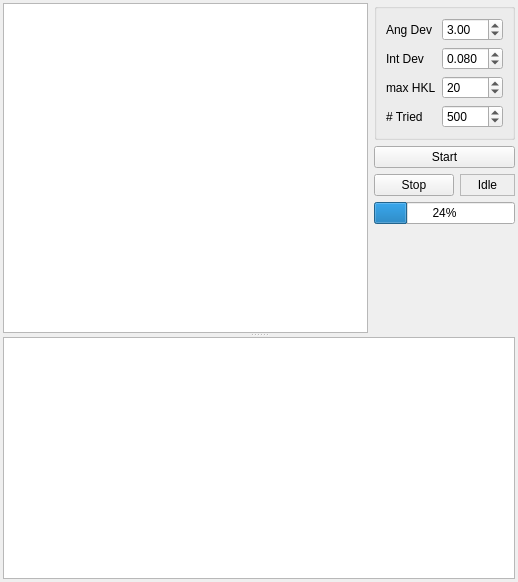
First picture: the form in ui/Indexing.ui, repository jonasstein/clip, before the edit.
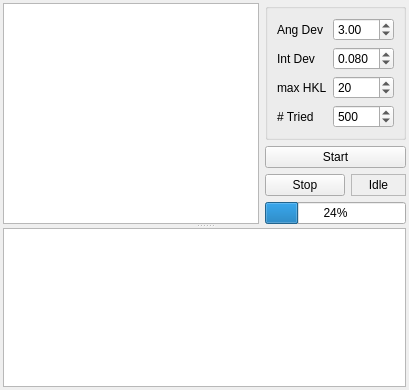
Second picture: the form after the edit. Icons and pictures are not drawn.

Commit message: Start Indexing Changed CrystalDisplay to QMainWindow (QToolBar) Updated DragStart to QAction

```diff
--- a/ui/Indexing.ui
+++ b/ui/Indexing.ui
@@ -1,12 +1,12 @@
 <ui version="4.0" >
  <class>Indexing</class>
- <widget class="QWidget" name="Indexing" >
-  <property name="geometry" >
+ <widget class="QWidget" name="Indexing">
+  <property name="geometry">
    <rect>
     <x>0</x>
     <y>0</y>
-    <width>518</width>
-    <height>582</height>
+    <width>394</width>
+    <height>390</height>
    </rect>
   </property>
   <property name="windowTitle" >
```
Left out of the diff: 163 changed lines with no effect on the pictures. The commit also changes 12 other files.
